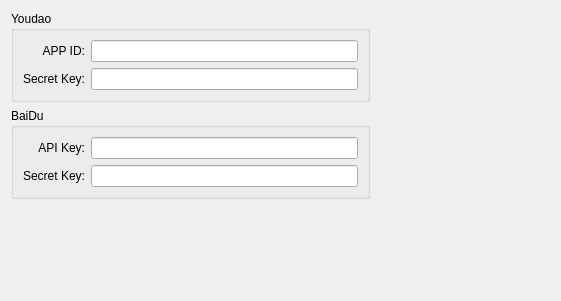
First picture: the form in src/ui/composite_widgets/tokens.ui, repository XMuli/SunnyCapturer, before the edit.
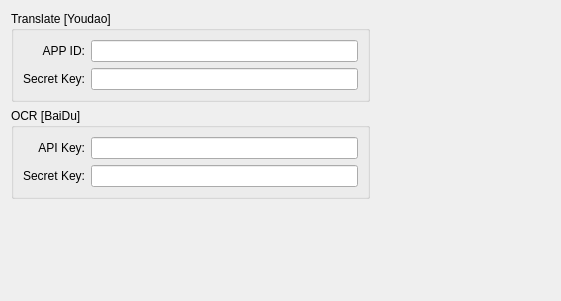
Second picture: the form after the edit.

The edit to the form file:
```diff
--- a/src/ui/composite_widgets/tokens.ui
+++ b/src/ui/composite_widgets/tokens.ui
@@ -17,7 +17,7 @@
    <item row="0" column="0">
     <widget class="QGroupBox" name="groupBox_9">
      <property name="title">
-      <string>Youdao</string>
+      <string>Translate [Youdao]</string>
      </property>
      <layout class="QHBoxLayout" name="horizontalLayout_9">
       <property name="leftMargin">
@@ -84,7 +84,7 @@
    <item row="1" column="0">
     <widget class="QGroupBox" name="gbBaiDuApi">
      <property name="title">
-      <string>BaiDu</string>
+      <string>OCR [BaiDu]</string>
      </property>
      <layout class="QHBoxLayout" name="horizontalLayout_8">
       <property name="leftMargin">
```
